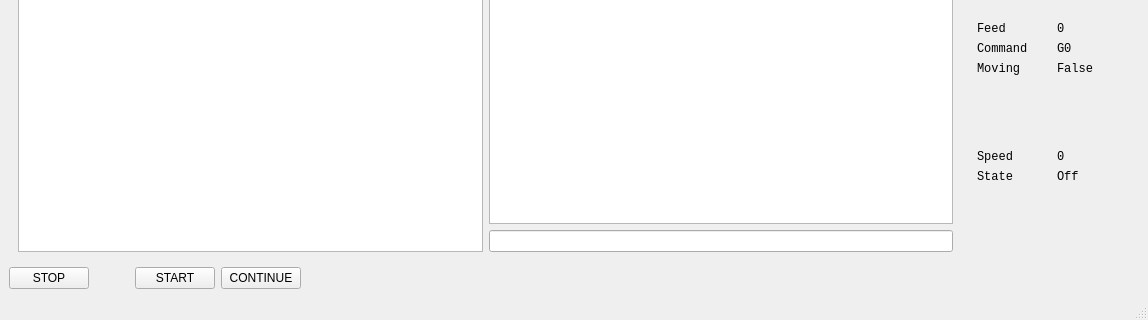
The window that mainwindow.ui (nort-cnc-control/NoRTGui-Qt) describes before a commit, drawn with Qt 5; both pictures show x 0 to 1148 and y 339 to 659 of the 1148 by 659 pixel window.
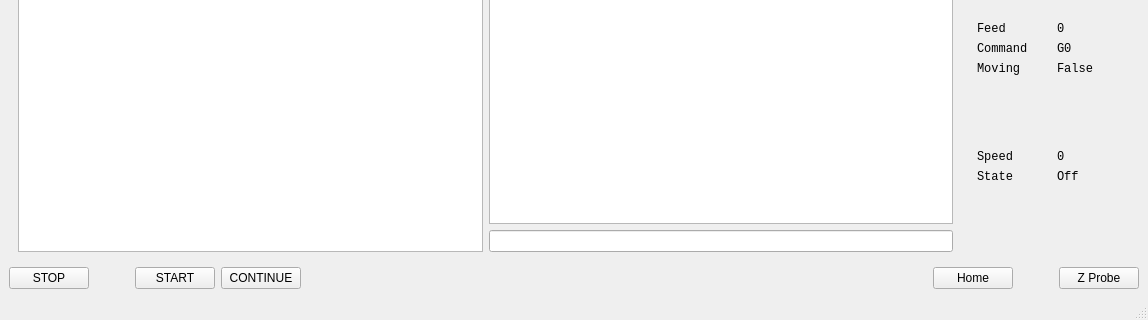
The same window after the commit.

Commit message: Add homing and zprobe buttons

Patch:
```diff
--- a/mainwindow.ui
+++ b/mainwindow.ui
@@ -770,6 +770,36 @@
           </property>
          </spacer>
         </item>
+        <item>
+         <widget class="QPushButton" name="homing_btn">
+          <property name="text">
+           <string>Home</string>
+          </property>
+         </widget>
+        </item>
+        <item>
+         <spacer name="horizontalSpacer_4">
+          <property name="orientation">
+           <enum>Qt::Horizontal</enum>
+          </property>
+          <property name="sizeType">
+           <enum>QSizePolicy::Minimum</enum>
+          </property>
+          <property name="sizeHint" stdset="0">
+           <size>
+            <width>40</width>
+            <height>20</height>
+           </size>
+          </property>
+         </spacer>
+        </item>
+        <item>
+         <widget class="QPushButton" name="zprobe_btn">
+          <property name="text">
+           <string>Z Probe</string>
+          </property>
+         </widget>
+        </item>
        </layout>
       </item>
      </layout>
```
Left out of the diff: 6 changed lines with no effect on the pictures. The commit also changes 2 other files.
